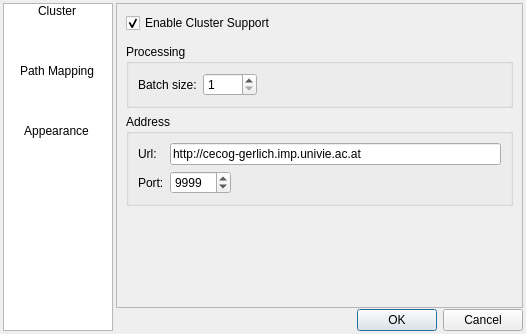
Before: the Qt Designer form cecog/gui/preferences.ui in CellCognition/cecog, drawn with Qt 5.
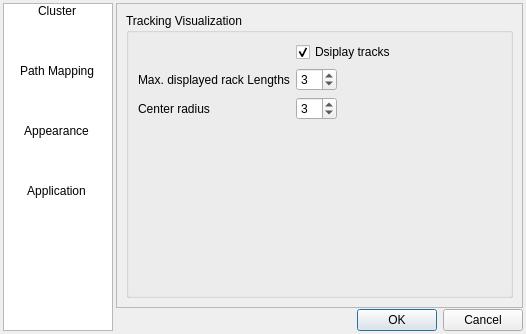
After: the same form once the commit is applied. Icons and pictures are not drawn.

Commit message: tracking visualization options moved to application preferences

Patch:
```diff
--- a/cecog/gui/preferences.ui
+++ b/cecog/gui/preferences.ui
@@ -35,7 +35,7 @@
         <enum>QFrame::StyledPanel</enum>
        </property>
        <property name="currentIndex">
-        <number>0</number>
+        <number>3</number>
        </property>
        <widget class="QWidget" name="cluster">
         <layout class="QVBoxLayout" name="verticalLayout">
@@ -350,6 +350,82 @@
          </widget>
         </widget>
        </widget>
+       <widget class="QWidget" name="visalization">
+        <layout class="QHBoxLayout" name="horizontalLayout_2">
+         <item>
+          <widget class="QGroupBox" name="groupBox_2">
+           <property name="title">
+            <string>Tracking Visualization</string>
+           </property>
+           <layout class="QHBoxLayout" name="horizontalLayout_3">
+            <item>
+             <layout class="QFormLayout" name="formLayout">
+              <item row="3" column="1">
+               <widget class="QSpinBox" name="cradius">
+                <property name="sizePolicy">
+                 <sizepolicy hsizetype="Maximum" vsizetype="Fixed">
+                  <horstretch>0</horstretch>
+                  <verstretch>0</verstretch>
+                 </sizepolicy>
+                </property>
+                <property name="value">
+                 <number>3</number>
+                </property>
+               </widget>
+              </item>
+              <item row="2" column="0">
+               <widget class="QLabel" name="framelbl">
+                <property name="toolTip">
+                 <string>&lt;html&gt;&lt;head/&gt;&lt;body&gt;&lt;p&gt;Max. Track Lenght:&lt;/p&gt;&lt;p&gt;&lt;br/&gt;&lt;/p&gt;&lt;p&gt;Maximum lenght of displayed track  (in frames)&lt;/p&gt;&lt;/body&gt;&lt;/html&gt;</string>
+                </property>
+                <property name="text">
+                 <string>Max. displayed rack Lengths</string>
+                </property>
+               </widget>
+              </item>
+              <item row="3" column="0">
+               <widget class="QLabel" name="centerlbl">
+                <property name="toolTip">
+                 <string>&lt;html&gt;&lt;head/&gt;&lt;body&gt;&lt;p&gt;Center Radius:&lt;/p&gt;&lt;p&gt;&lt;br/&gt;&lt;/p&gt;&lt;p&gt;Size of the Centroid marker&lt;/p&gt;&lt;/body&gt;&lt;/html&gt;</string>
+                </property>
+                <property name="text">
+                 <string>Center radius</string>
+                </property>
+               </widget>
+              </item>
+              <item row="2" column="1">
+               <widget class="QSpinBox" name="track_length">
+                <property name="sizePolicy">
+                 <sizepolicy hsizetype="Maximum" vsizetype="Fixed">
+                  <horstretch>0</horstretch>
+                  <verstretch>0</verstretch>
+                 </sizepolicy>
+                </property>
+                <property name="minimum">
+                 <number>-1</number>
+                </property>
+                <property name="value">
+                 <number>3</number>
+                </property>
+               </widget>
+              </item>
+              <item row="1" column="1">
+               <widget class="QCheckBox" name="display_tracks">
+                <property name="text">
+                 <string>Dsiplay tracks</string>
+                </property>
+                <property name="checked">
+                 <bool>true</bool>
+                </property>
+               </widget>
+              </item>
+             </layout>
+            </item>
+           </layout>
+          </widget>
+         </item>
+        </layout>
+       </widget>
       </widget>
      </item>
      <item>
@@ -435,6 +511,15 @@
         <normaloff>:/general.png</normaloff>:/general.png</iconset>
       </property>
      </item>
+     <item>
+      <property name="text">
+       <string>Application</string>
+      </property>
+      <property name="icon">
+       <iconset resource="../../cecog.qrc">
+        <normaloff>:/application-system.png</normaloff>:/application-system.png</iconset>
+      </property>
+     </item>
     </widget>
    </item>
   </layout>
```
Left out of the diff: 22 changed lines with no effect on the pictures. The commit also changes 6 other files.
